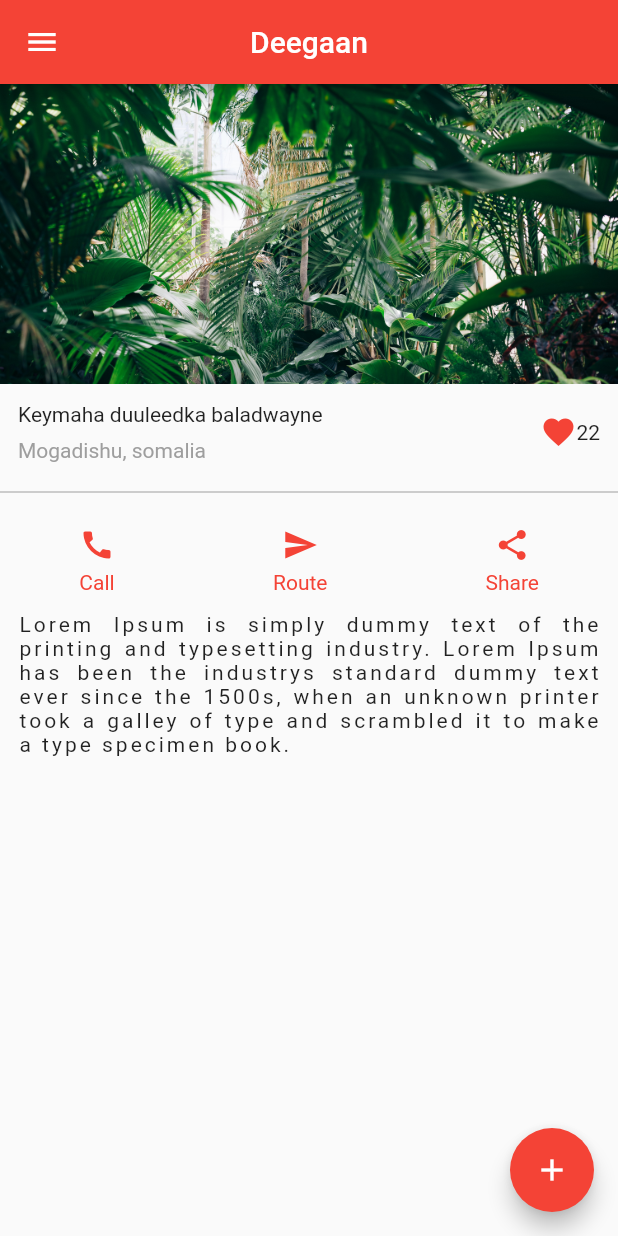
After one commit to ahmed-moha/screen-designs, a Flutter app: the screen it shows after launch, after a tap on "Deegaan Screen", on a phone screen of 412 x 824 dp. The commit adds this screen. Run offline on Flutter 3.47's test engine with Material 2 defaults, Android fonts, the phone set to English and light mode, and no system bars; our stand-ins replace dotted_decoration, font_awesome_flutter, geolocator, lottie.

Commit message:
2022-04-09

```diff
--- /dev/null
+++ b/lib/deegaan.dart
@@ -0,0 +1,128 @@
+import 'package:flutter/material.dart';
+
+class DeegaanScreen extends StatelessWidget {
+  const DeegaanScreen({Key? key}) : super(key: key);
+
+  @override
+  Widget build(BuildContext context) {
+    return Scaffold(
+      appBar: AppBar(
+        backgroundColor: Colors.red,
+        centerTitle: true,
+        title: const Text('Deegaan',style: TextStyle(),),
+      ),
+      drawer: const Drawer(),
+      body: Column(
+        children: [
+          SizedBox(
+            width: double.infinity,
+            height: 200,
+            child: Image.asset(
+              'images/deegaan.jpg',
+              fit: BoxFit.cover,
+            ),
+          ),
+          Container(
+            margin: const EdgeInsets.all(12),
+            child: Row(
+              mainAxisAlignment: MainAxisAlignment.spaceBetween,
+              children: [
+                Column(
+                  crossAxisAlignment: CrossAxisAlignment.start,
+                  children: const [
+                    Text('Keymaha duuleedka baladwayne'),
+                    SizedBox(
+                      height: 8.0,
+                    ),
+                    Text(
+                      'Mogadishu, somalia',
+                      style: TextStyle(color: Colors.grey),
+                    )
+                  ],
+                ),
+                Row(
+                  children: const [
+                    Icon(
+                      Icons.favorite,
+                      color: Colors.red,
+                    ),
+                    Text('22')
+                  ],
+                ),
+              ],
+            ),
+          ),
+          const Divider(
+            color: Colors.grey,
+          ),
+          const SizedBox(
+            height: 15.0,
+          ),
+          Row(
+            mainAxisAlignment: MainAxisAlignment.spaceAround,
+            children: [
+              Column(
+                children: const [
+                  Icon(
+                    Icons.call,
+                    color: Colors.red,
+                  ),
+                  SizedBox(
+                    height: 5.0,
+                  ),
+                  Text(
+                    'Call',
+                    style: TextStyle(color: Colors.red),
+                  )
+                ],
+              ),
+              Column(
+                children: const [
+                  Icon(
+                    Icons.send,
+                    color: Colors.red,
+                  ),
+                  SizedBox(
+                    height: 5.0,
+                  ),
+                  Text(
+                    'Route',
+                    style: TextStyle(color: Colors.red),
+                  )
+                ],
+              ),
+              Column(
+                children: const [
+                  Icon(
+                    Icons.share,
+                    color: Colors.red,
+                  ),
+                  SizedBox(
+                    height: 5.0,
+                  ),
+                  Text(
+                    'Share',
+                    style: TextStyle(color: Colors.red),
+                  )
+                ],
+              )
+            ],
+          ),
+          Container(
+            margin: const EdgeInsets.all(12.0),
+            child: const Text(
+              'Lorem Ipsum is simply dummy text of the printing and typesetting industry. Lorem Ipsum has been the industrys standard dummy text ever since the 1500s, when an unknown printer took a galley of type and scrambled it to make a type specimen book.',
+              style: TextStyle(letterSpacing: 2.0),
+              textAlign: TextAlign.justify,
+            ),
+          )
+        ],
+      ),
+      floatingActionButton: FloatingActionButton(
+        backgroundColor: Colors.red,
+        onPressed: (){},
+        child: const Icon(Icons.add),
+      ),
+    );
+  }
+}
--- a/lib/home.dart
+++ b/lib/home.dart
@@ -1,6 +1,9 @@
 import 'package:design_project/detail_screen.dart';
 import 'package:design_project/login.dart';
+import 'package:design_project/my_card.dart';
 import 'package:flutter/material.dart';
+
+import 'deegaan.dart';
 
 class Home extends StatelessWidget {
   const Home({Key? key}) : super(key: key);
@@ -29,6 +32,20 @@ class Home extends StatelessWidget {
               },
               child: const Text('Detail Screen'),
             ),
+             ElevatedButton(
+              onPressed: () {
+                Navigator.push(
+                    context, MaterialPageRoute(builder: (_) => const DeegaanScreen()));
+              },
+              child: const Text('Deegaan Screen'),
+            ),
+              ElevatedButton(
+              onPressed: () {
+                Navigator.push(
+                    context, MaterialPageRoute(builder: (_) => const MyCardScreen()));
+              },
+              child: const Text('My Card Screen'),
+            ),
           ],
         ),
       ),
```
Also changed, not shown: lib/my_card.dart (added, +135 -0 lines), images/deegaan.jpg (added).
